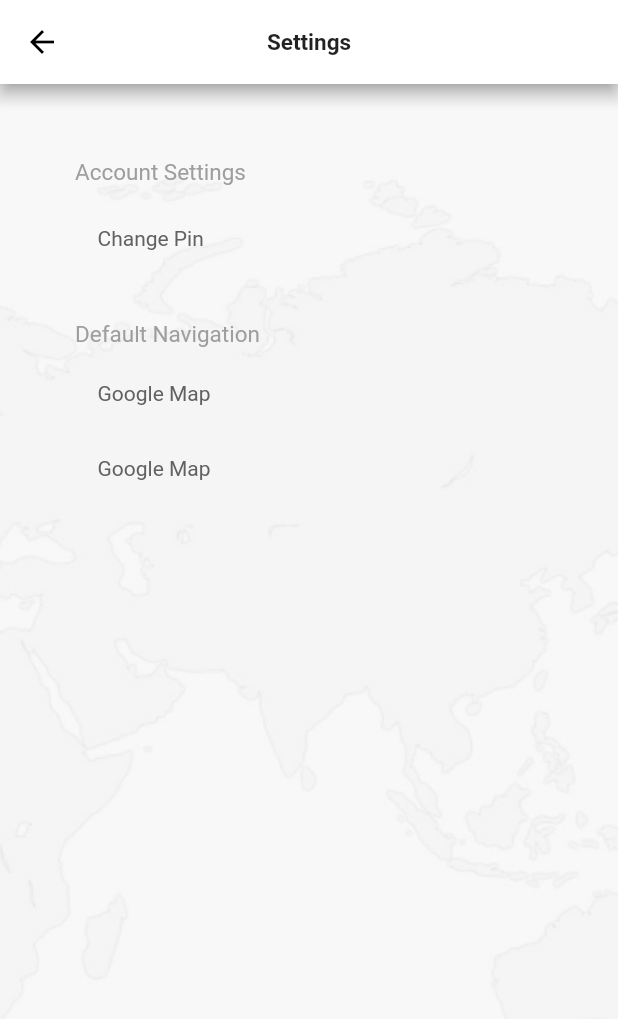
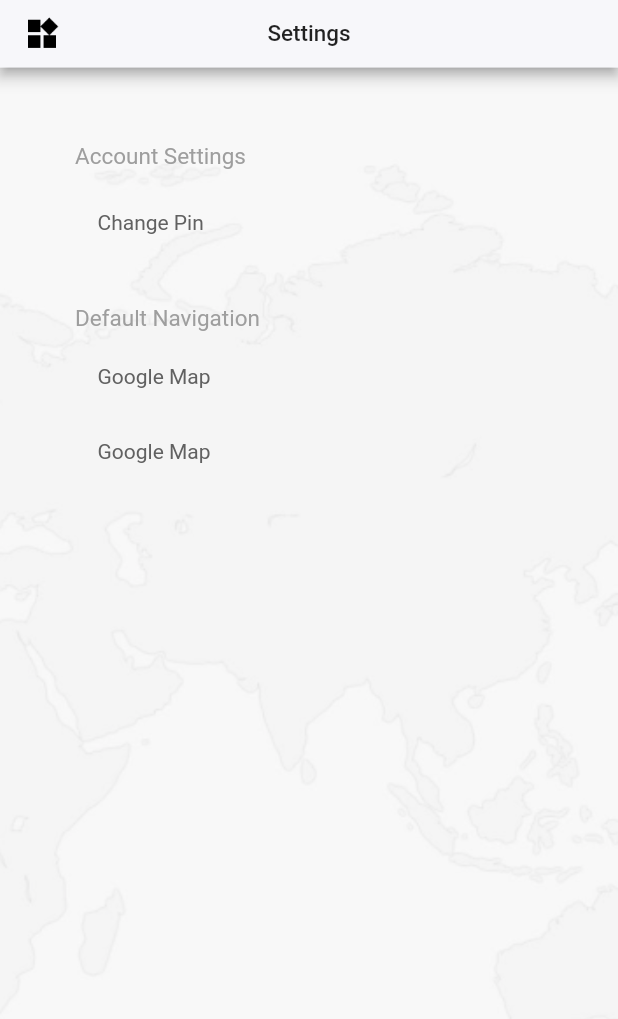
Before and after one commit to RhandallTimtiman/driver_app_v2, a Flutter app: the SettingsScreen screen opened by its route, on a phone screen of 412 x 824 dp. Shown: the top 1019 px of the screen. Run offline on Flutter 3.47's test engine with Material 2 defaults, Android fonts, the light colour scheme and no system bars; our stand-ins replace cached_network_image, get; network calls fail.

Commit message:
fixed issue in app bar in settings, home and about module

```diff
--- a/lib/app/core/constants/app.routes.dart
+++ b/lib/app/core/constants/app.routes.dart
@@ -36,6 +36,22 @@ class AppRoutes {
         Get.toNamed('/login');
       },
       width: 23,
-    )
+    ),
+    DrawerItemModel(
+      routeName: 'Settings',
+      icon: 'assets/icons/settings.png',
+      onTap: () {
+        Get.toNamed('/settings');
+      },
+      width: 23,
+    ),
+    DrawerItemModel(
+      routeName: 'About',
+      icon: 'assets/icons/about.png',
+      onTap: () {
+        Get.toNamed('/about');
+      },
+      width: 23,
+    ),
   ];
 }
--- a/lib/app/core/translation/messages.dart
+++ b/lib/app/core/translation/messages.dart
@@ -20,6 +20,7 @@ class Messages extends Translations {
           'about_paragraph_3':
               'XLOG is designed to make logistics simple and fast by connecting your business to the right service providers, tracking your business in real time, and managing all your bookings through one seemless and fully-integrated digital platform.\n',
           'settings_label': "Settings",
+          'home_label': "Fleet Selection",
         },
         'de_DE': {
           'hello': 'Hallo Welt',
@@ -38,6 +39,7 @@ class Messages extends Translations {
           'about_paragraph_3':
               'XLOG is designed to make logistics simple and fast by connecting your business to the right service providers, tracking your business in real time, and managing all your bookings through one seemless and fully-integrated digital platform.\n',
           'settings_label': "Settings",
+          'home_label': "Fleet Selection",
         },
       };
 }
--- a/lib/app/modules/screens/settings.screen.dart
+++ b/lib/app/modules/screens/settings.screen.dart
@@ -1,3 +1,4 @@
+import 'package:driver_app/app/widgets/widgets.dart';
 import 'package:flutter/material.dart';
 import 'package:get/get.dart';
 
@@ -22,23 +23,30 @@ class _SettingsScreenState extends State<SettingsScreen> {
     ),
   ];
 
+  final GlobalKey<ScaffoldState> _scaffoldKey = GlobalKey<ScaffoldState>();
+
+  openDrawer() {
+    _scaffoldKey.currentState?.openDrawer();
+  }
+
   @override
   Widget build(BuildContext context) {
     var size = MediaQuery.of(context).size;
     return Scaffold(
-      appBar: AppBar(
+      key: _scaffoldKey,
+      appBar: MainAppBar(
         title: Text(
           'settings_label'.tr,
           style: const TextStyle(
-              fontSize: 15, fontWeight: FontWeight.w700, color: Colors.black87),
+            fontSize: 15,
+            fontWeight: FontWeight.w500,
+            color: Colors.black87,
+          ),
         ),
-        backgroundColor: Colors.white,
-        centerTitle: true,
-        leading: IconButton(
-          icon: const Icon(Icons.arrow_back, color: Colors.black),
-          onPressed: () => Get.toNamed('/about'),
-        ),
+        onMenuPress: () => openDrawer(),
+        showOnlineButton: true,
       ),
+      drawer: const MainDrawer(),
       body: Container(
         height: size.height,
         width: size.width,
--- a/lib/app/widgets/common/main_appbar.widget.dart
+++ b/lib/app/widgets/common/main_appbar.widget.dart
@@ -1,5 +1,4 @@
 import 'package:flutter/material.dart';
-import 'package:get/get.dart';
 
 class MainAppBar extends StatelessWidget implements PreferredSizeWidget {
   final Widget? title;
@@ -22,7 +21,7 @@ class MainAppBar extends StatelessWidget implements PreferredSizeWidget {
   Widget build(BuildContext context) {
     return AppBar(
       elevation: 3,
-      backgroundColor: Color.fromRGBO(
+      backgroundColor: const Color.fromRGBO(
         247,
         247,
         250,
```
Also changed, not shown: lib/app/modules/screens/about.screen.dart (+22 -9 lines), lib/app/modules/screens/home.screen.dart (+4 -6 lines).
